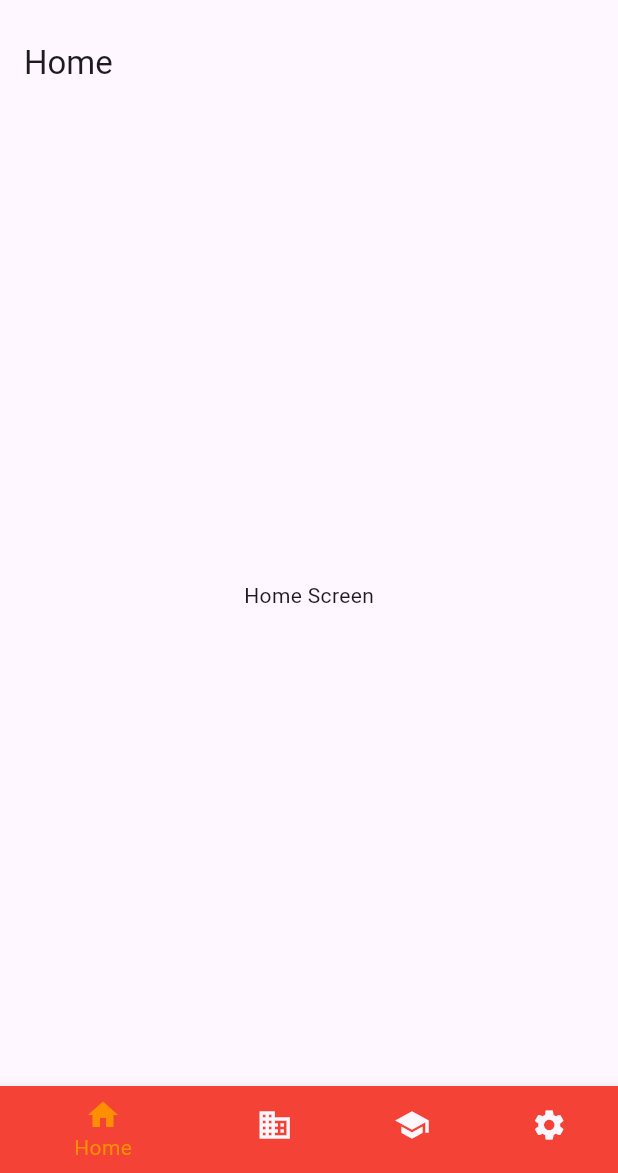
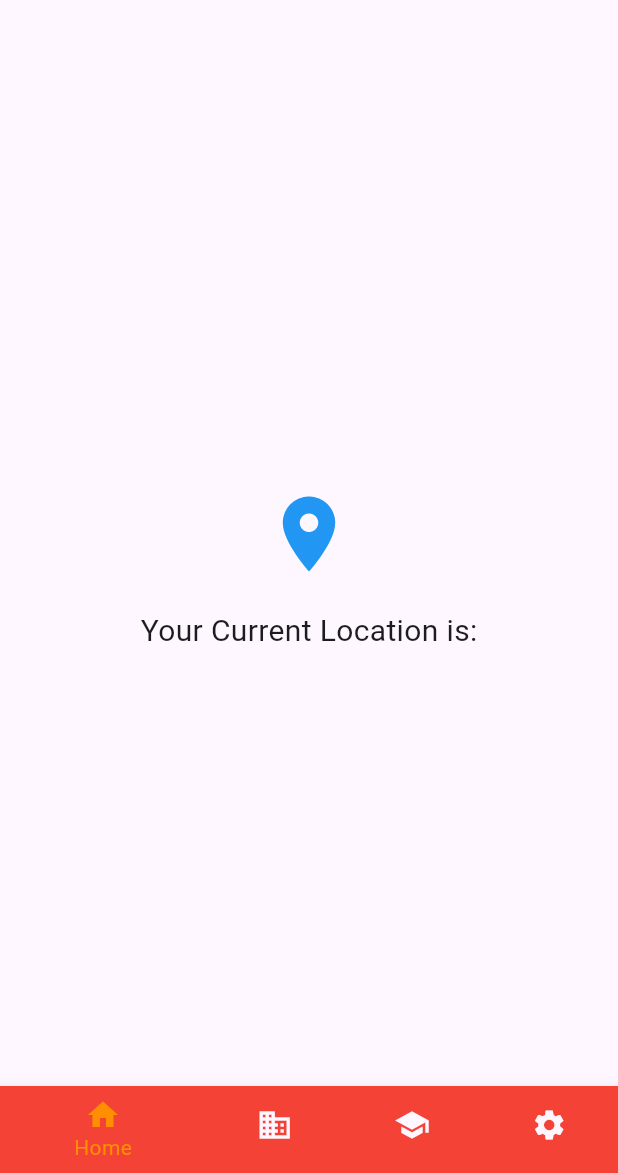
Before and after one commit to Schnaar/Flutter_assigment, a Flutter app: the screen it shows after launch, on a phone screen of 412 x 824 dp, the part 63-1236 px from its top. Run offline on Flutter 3.47's test engine with Material 3 defaults, Android fonts, the phone set to English and light mode, and no system bars; our stand-ins replace geolocator.

Commit message:
Gelocation and light and dark mode work

```diff
--- a/lib/main.dart
+++ b/lib/main.dart
@@ -2,6 +2,8 @@ import 'package:flutter/material.dart';
 import 'dart:convert';
 import 'package:flutter/services.dart';
 import 'package:http/http.dart' as http;
+import 'package:geolocator/geolocator.dart';
+
 
 void main() => runApp(const BottomNavigationBarExampleApp());
 
@@ -10,7 +12,18 @@ class BottomNavigationBarExampleApp extends StatelessWidget {
 
   @override
   Widget build(BuildContext context) {
-    return const MaterialApp(
+    SystemChrome.setSystemUIOverlayStyle(
+      SystemUiOverlayStyle(
+        statusBarColor: Colors.transparent,
+        systemNavigationBarColor: Colors.transparent,
+      ),
+    );
+
+    return MaterialApp(
+      title: 'Roberts rodeo',
+      themeMode: ThemeMode.system, // Use the system theme mode
+      theme: ThemeData.light(), // Default light theme
+      darkTheme: ThemeData.dark(), // Default dark theme
       home: BottomNavigationBarExample(),
     );
   }
@@ -64,7 +77,7 @@ class _BottomNavigationBarExampleState
           ),
           BottomNavigationBarItem(
             icon: Icon(Icons.school),
-            label: 'School',
+            label: 'Fun Screen',
             backgroundColor: Colors.purple,
           ),
           BottomNavigationBarItem(
@@ -81,15 +94,65 @@ class _BottomNavigationBarExampleState
   }
 }
 
-class HomeScreen extends StatelessWidget {
+
+class HomeScreen extends StatefulWidget {
+  @override
+  _GeolocationDemoState createState() => _GeolocationDemoState();
+}
+
+class _GeolocationDemoState extends State<HomeScreen> {
+  String _locationMessage = '';
+
+  @override
+  void initState() {
+    super.initState();
+    _getLocation();
+  }
+
+  _getLocation() async {
+    LocationPermission permission;
+    permission = await Geolocator.checkPermission();
+    if (permission == LocationPermission.denied) {
+      permission = await Geolocator.requestPermission();
+      if (permission == LocationPermission.deniedForever) {
+        return Future.error('Location Not Available');
+      }
+    }
+    Position position = await Geolocator.getCurrentPosition(
+        desiredAccuracy: LocationAccuracy.high);
+
+    setState(() {
+      _locationMessage =
+      "Latitude: ${position.latitude}, Longitude: ${position.longitude}";
+    });
+  }
+
   @override
   Widget build(BuildContext context) {
     return Scaffold(
       appBar: AppBar(
-        title: Text('Home'),
       ),
       body: Center(
-        child: Text('Home Screen'),
+        child: Column(
+          mainAxisAlignment: MainAxisAlignment.center,
+          children: <Widget>[
+            Icon(
+              Icons.location_on,
+              size: 60.0,
+              color: Colors.blue,
+            ),
+            SizedBox(height: 20.0),
+            Text(
+              'Your Current Location is:',
+              style: TextStyle(fontSize: 20.0),
+            ),
+            SizedBox(height: 10.0),
+            Text(
+              _locationMessage,
+              style: TextStyle(fontSize: 16.0),
+            ),
+          ],
+        ),
       ),
     );
   }
--- a/pubspec.yaml
+++ b/pubspec.yaml
@@ -9,7 +9,9 @@ environment:
 dependencies:
   flutter:
     sdk: flutter
+  geolocator: ^11.0.0
   http: ^1.2.1
+
 
 dev_dependencies:
   flutter_test:
```
Also changed, not shown: pubspec.lock, 4 other files.
